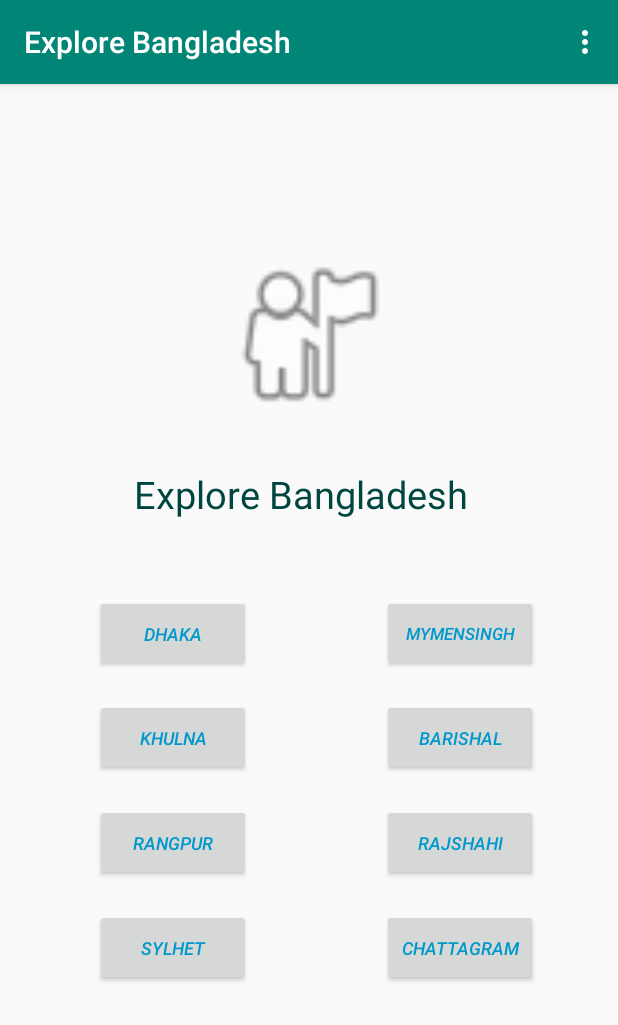
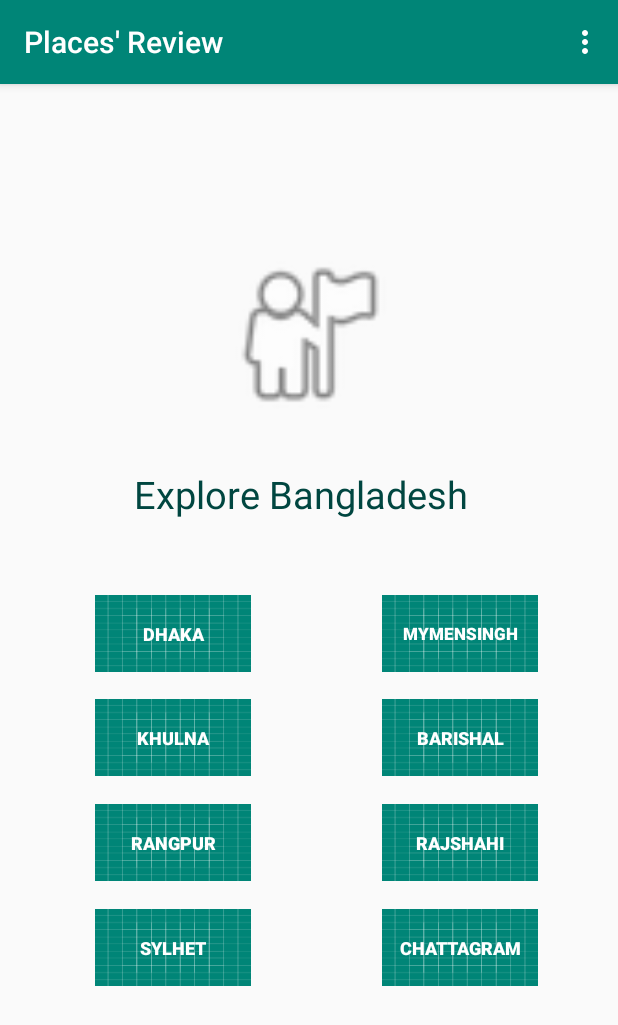
Before and after one commit to mehedihasanriyad-045/Explore, an Android app: the Review screen opened directly, with no data from a screen before it, on a phone screen of 412 x 824 dp. Shown: the top 1025 px of the screen. Run offline under Robolectric (Android 15) with nearby library versions, the phone set to English and light mode, and no system bars; our stand-ins replace Firebase (no records; nobody signed in at launch, a user with empty details on screens opened directly).

```diff
--- a/app/src/main/java/com/example/myapplication/MainActivity.java
+++ b/app/src/main/java/com/example/myapplication/MainActivity.java
@@ -15,6 +15,7 @@ public class MainActivity extends AppCompatActivity implements View.OnClickListe
     protected void onCreate(Bundle savedInstanceState) {
         super.onCreate(savedInstanceState);
         setContentView(R.layout.activity_main);
+        this.setTitle("Explore Bangladesh");
 
         button = (Button) findViewById(R.id.bt_wel);
 
--- a/app/src/main/java/com/example/myapplication/Menu.java
+++ b/app/src/main/java/com/example/myapplication/Menu.java
@@ -19,6 +19,7 @@ public class Menu extends AppCompatActivity {
     protected void onCreate(Bundle savedInstanceState) {
         super.onCreate(savedInstanceState);
         setContentView(R.layout.activity_menu);
+        this.setTitle("Menu");
 
         mAuth = FirebaseAuth.getInstance();
 
--- a/app/src/main/java/com/example/myapplication/Review.java
+++ b/app/src/main/java/com/example/myapplication/Review.java
@@ -17,6 +17,7 @@ public class Review extends AppCompatActivity {
     protected void onCreate(Bundle savedInstanceState) {
         super.onCreate(savedInstanceState);
         setContentView(R.layout.activity_review);
+        this.setTitle("Places' Review");
         mAuth = FirebaseAuth.getInstance();
     }
 
--- a/app/src/main/java/com/example/myapplication/WriteReview.java
+++ b/app/src/main/java/com/example/myapplication/WriteReview.java
@@ -17,6 +17,7 @@ public class WriteReview extends AppCompatActivity {
     protected void onCreate(Bundle savedInstanceState) {
         super.onCreate(savedInstanceState);
         setContentView(R.layout.activity_write_review);
+        this.setTitle("Write your review here");
 
         mAuth = FirebaseAuth.getInstance();
     }
--- a/app/src/main/res/layout/activity_main.xml
+++ b/app/src/main/res/layout/activity_main.xml
@@ -12,10 +12,11 @@
         style="@style/Widget.AppCompat.Button"
         android:layout_width="282dp"
         android:layout_height="61dp"
+        android:background="@drawable/ic_launcher_background"
         android:text="@string/Menu"
-        android:textColor="#03A9F4"
-        android:textColorHighlight="#00BCD4"
-        android:textColorLink="#03A9F4"
+        android:textColor="#FFFFFF"
+        android:textColorHighlight="#FFFFFF"
+        android:textColorLink="#FFFFFF"
         android:textSize="20sp"
         app:layout_constraintBottom_toBottomOf="parent"
         app:layout_constraintEnd_toEndOf="parent"
--- a/app/src/main/res/layout/activity_review.xml
+++ b/app/src/main/res/layout/activity_review.xml
@@ -10,6 +10,7 @@
 
     <Button
         android:id="@+id/button"
+        android:background="@drawable/ic_launcher_background"
         android:layout_width="104dp"
         android:layout_height="51dp"
         android:layout_alignParentStart="true"
@@ -18,9 +19,9 @@
         android:layout_alignParentBottom="true"
         android:layout_gravity="center"
         android:text="Dhaka"
-        android:textColor="@android:color/holo_blue_dark"
+        android:textColor="#FFFFFF"
         android:textSize="12sp"
-        android:textStyle="italic"
+        android:textStyle="bold"
         app:layout_constraintBottom_toBottomOf="parent"
         app:layout_constraintEnd_toEndOf="parent"
         app:layout_constraintHorizontal_bias="0.205"
@@ -30,6 +31,7 @@
 
     <Button
         android:layout_width="104dp"
+        android:background="@drawable/ic_launcher_background"
         android:layout_height="51dp"
         android:layout_alignParentStart="true"
         android:layout_alignParentTop="true"
@@ -37,9 +39,9 @@
         android:layout_alignParentBottom="true"
         android:layout_gravity="center"
         android:text="Chattagram"
-        android:textColor="@android:color/holo_blue_dark"
+        android:textColor="#FFFFFF"
         android:textSize="12sp"
-        android:textStyle="italic"
+        android:textStyle="bold"
         app:layout_constraintBottom_toBottomOf="parent"
         app:layout_constraintEnd_toEndOf="parent"
         app:layout_constraintHorizontal_bias="0.827"
@@ -49,6 +51,7 @@
 
     <Button
         android:id="@+id/button2"
+        android:background="@drawable/ic_launcher_background"
         android:layout_width="104dp"
         android:layout_height="51dp"
         android:layout_alignParentStart="true"
@@ -57,9 +60,9 @@
         android:layout_alignParentBottom="true"
         android:layout_gravity="center"
         android:text="Sylhet"
-        android:textColor="@android:color/holo_blue_dark"
+        android:textColor="#FFFFFF"
         android:textSize="12sp"
-        android:textStyle="italic"
+        android:textStyle="bold"
         app:layout_constraintBottom_toBottomOf="parent"
         app:layout_constraintEnd_toEndOf="parent"
         app:layout_constraintHorizontal_bias="0.205"
@@ -69,6 +72,7 @@
 
     <Button
         android:layout_width="104dp"
+        android:background="@drawable/ic_launcher_background"
         android:layout_height="51dp"
         android:layout_alignParentStart="true"
         android:layout_alignParentTop="true"
@@ -76,9 +80,9 @@
         android:layout_alignParentBottom="true"
         android:layout_gravity="center"
         android:text="Rajshahi"
-        android:textColor="@android:color/holo_blue_dark"
+        android:textColor="#FFFFFF"
         android:textSize="12sp"
-        android:textStyle="italic"
+        android:textStyle="bold"
         app:layout_constraintBottom_toBottomOf="parent"
         app:layout_constraintEnd_toEndOf="parent"
         app:layout_constraintHorizontal_bias="0.827"
@@ -88,6 +92,7 @@
 
     <Button
         android:layout_width="104dp"
+        android:background="@drawable/ic_launcher_background"
         android:layout_height="51dp"
         android:layout_alignParentStart="true"
         android:layout_alignParentTop="true"
@@ -95,9 +100,9 @@
         android:layout_alignParentBottom="true"
         android:layout_gravity="center"
         android:text="Rangpur"
-        android:textColor="@android:color/holo_blue_dark"
+        android:textColor="#FFFFFF"
         android:textSize="12sp"
-        android:textStyle="italic"
+        android:textStyle="bold"
         app:layout_constraintBottom_toBottomOf="parent"
         app:layout_constraintEnd_toEndOf="parent"
         app:layout_constraintHorizontal_bias="0.205"
@@ -107,6 +112,7 @@
 
     <Button
         android:layout_width="104dp"
+        android:background="@drawable/ic_launcher_background"
         android:layout_height="51dp"
         android:layout_alignParentStart="true"
         android:layout_alignParentTop="true"
@@ -114,9 +120,9 @@
         android:layout_alignParentBottom="true"
         android:layout_gravity="center"
         android:text="Barishal"
-        android:textColor="@android:color/holo_blue_dark"
+        android:textColor="#FFFFFF"
         android:textSize="12sp"
-        android:textStyle="italic"
+        android:textStyle="bold"
         app:layout_constraintBottom_toBottomOf="parent"
         app:layout_constraintEnd_toEndOf="parent"
         app:layout_constraintHorizontal_bias="0.827"
@@ -126,6 +132,7 @@
 
     <Button
         android:layout_width="104dp"
+        android:background="@drawable/ic_launcher_background"
         android:layout_height="51dp"
         android:layout_alignParentStart="true"
         android:layout_alignParentTop="true"
@@ -133,9 +140,9 @@
         android:layout_alignParentBottom="true"
         android:layout_gravity="center"
         android:text="Khulna"
-        android:textColor="@android:color/holo_blue_dark"
+        android:textColor="#FFFFFF"
         android:textSize="12sp"
-        android:textStyle="italic"
+        android:textStyle="bold"
         app:layout_constraintBottom_toBottomOf="parent"
         app:layout_constraintEnd_toEndOf="parent"
         app:layout_constraintHorizontal_bias="0.205"
@@ -145,6 +152,7 @@
 
     <Button
         android:layout_width="104dp"
+        android:background="@drawable/ic_launcher_background"
         android:layout_height="51dp"
         android:layout_alignParentStart="true"
         android:layout_alignParentTop="true"
@@ -152,9 +160,9 @@
         android:layout_alignParentBottom="true"
         android:layout_gravity="center"
         android:text="Mymensingh"
-        android:textColor="@android:color/holo_blue_dark"
+        android:textColor="#FFFFFF"
         android:textSize="11.5sp"
-        android:textStyle="italic"
+        android:textStyle="bold"
         app:layout_constraintBottom_toBottomOf="parent"
         app:layout_constraintEnd_toEndOf="parent"
         app:layout_constraintHorizontal_bias="0.827"
```
